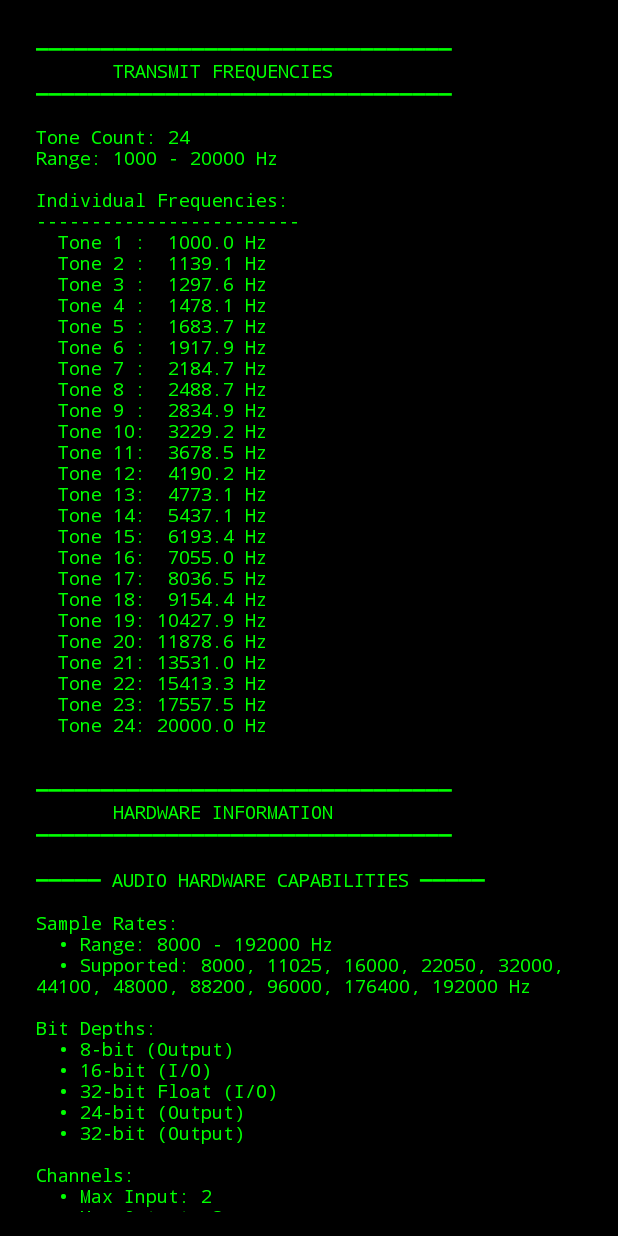
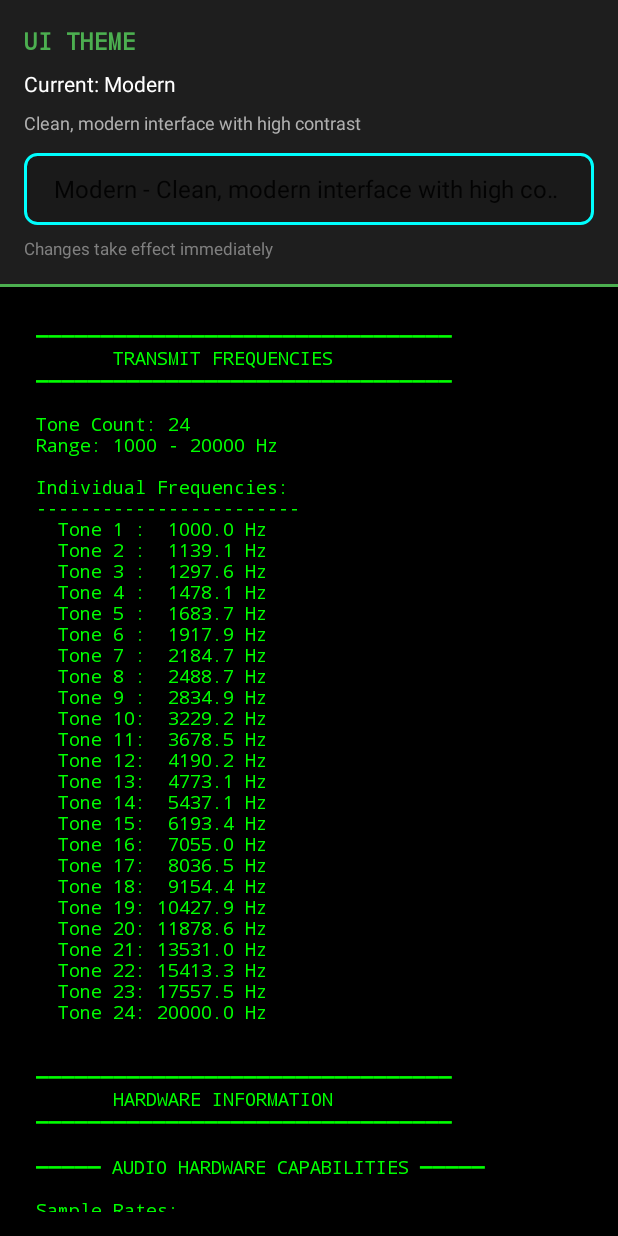
Before and after one commit to haxidermist/FCMD, an Android app: the screen it shows after launch (InfoActivity), after a tap on "INFO", on a phone screen of 412 x 824 dp. Run offline under Robolectric (Android 15) with nearby library versions, the phone set to English and light mode, and no system bars.

Commit message:
Add theme system with 4 visual styles
Features:
- UITheme interface with 4 themes (Modern, Steampunk, Aviation, Retro Audio)
- ThemeManager for persistence and theme switching
- Theme selector in InfoActivity/Settings
- Comprehensive integration guide

Themes:
- Default/Modern: Clean, high-contrast (current UI)
- Steampunk: Victorian brass & copper gauges
- Aviation: Cockpit instrument panel style
- Retro Audio: Classic audio equipment with VU meters

Users can now swap themes while maintaining full functionality.
Theme preference persists across app restarts.

See THEME_INTEGRATION_GUIDE.md for integration with existing views.

```diff
--- a/app/src/main/java/com/example/fcmd/InfoActivity.kt
+++ b/app/src/main/java/com/example/fcmd/InfoActivity.kt
@@ -1,6 +1,9 @@
 package com.example.fcmd
 
 import android.os.Bundle
+import android.view.View
+import android.widget.AdapterView
+import android.widget.ArrayAdapter
 import androidx.appcompat.app.AppCompatActivity
 import com.example.fcmd.databinding.ActivityInfoBinding
 
@@ -8,6 +11,7 @@ class InfoActivity : AppCompatActivity() {
 
     private lateinit var binding: ActivityInfoBinding
     private lateinit var audioCapabilities: AudioCapabilities
+    private lateinit var themeManager: ThemeManager
 
     companion object {
         const val EXTRA_TONE_FREQUENCIES = "tone_frequencies"
@@ -24,16 +28,78 @@ class InfoActivity : AppCompatActivity() {
 
         // Set up action bar
         supportActionBar?.setDisplayHomeAsUpEnabled(true)
-        supportActionBar?.title = "Hardware Information"
+        supportActionBar?.title = "Settings & Information"
 
-        // Initialize audio capabilities
+        // Initialize managers
         audioCapabilities = AudioCapabilities(this)
+        themeManager = ThemeManager.getInstance(this)
+
+        // Set up theme selector
+        setupThemeSelector()
 
         // Show loading message
         binding.hardwareInfoText.text = "Loading hardware information..."
 
         // Load hardware info in background
         loadHardwareInfo()
+    }
+
+    private fun setupThemeSelector() {
+        val themes = themeManager.getAvailableThemes()
+        val themeNames = themes.map { "${it.theme.name} - ${it.theme.description}" }
+
+        // Set up spinner adapter
+        val adapter = ArrayAdapter(
+            this,
+            android.R.layout.simple_spinner_item,
+            themeNames
+        )
+        adapter.setDropDownViewResource(android.R.layout.simple_spinner_dropdown_item)
+        binding.themeSpinner.adapter = adapter
+
+        // Set current selection
+        val currentTheme = themeManager.getCurrentTheme()
+        val currentIndex = themes.indexOfFirst {
+            it.theme::class == currentTheme::class
+        }
+        if (currentIndex >= 0) {
+            binding.themeSpinner.setSelection(currentIndex)
+        }
+
+        // Update theme info display
+        updateThemeInfo(currentTheme)
+
+        // Handle theme selection
+        binding.themeSpinner.onItemSelectedListener = object : AdapterView.OnItemSelectedListener {
+            override fun onItemSelected(
+                parent: AdapterView<*>?,
+                view: View?,
+                position: Int,
+                id: Long
+            ) {
+                val selectedTheme = themes[position]
+                if (!selectedTheme.isActive) {
+                    themeManager.setTheme(selectedTheme.type)
+                    updateThemeInfo(selectedTheme.theme)
+
+                    // Show confirmation
+                    android.widget.Toast.makeText(
+                        this@InfoActivity,
+                        "Theme changed to ${selectedTheme.theme.name}",
+                        android.widget.Toast.LENGTH_SHORT
+                    ).show()
+                }
+            }
+
+            override fun onNothingSelected(parent: AdapterView<*>?) {
+                // Do nothing
+            }
+        }
+    }
+
+    private fun updateThemeInfo(theme: UITheme) {
+        binding.currentThemeName.text = "Current: ${theme.name}"
+        binding.themeDescription.text = theme.description
     }
 
     private fun loadHardwareInfo() {
--- /dev/null
+++ b/app/src/main/java/com/example/fcmd/ThemeManager.kt
@@ -0,0 +1,117 @@
+package com.example.fcmd
+
+import android.content.Context
+import android.content.SharedPreferences
+
+/**
+ * Theme Manager - handles theme selection, persistence, and switching
+ */
+class ThemeManager private constructor(context: Context) {
+
+    private val prefs: SharedPreferences = context.getSharedPreferences(
+        "fcmd_theme_prefs",
+        Context.MODE_PRIVATE
+    )
+
+    private var currentTheme: UITheme = loadSavedTheme()
+    private val listeners = mutableListOf<ThemeChangeListener>()
+
+    companion object {
+        private const val KEY_THEME_TYPE = "theme_type"
+
+        @Volatile
+        private var instance: ThemeManager? = null
+
+        fun getInstance(context: Context): ThemeManager {
+            return instance ?: synchronized(this) {
+                instance ?: ThemeManager(context.applicationContext).also { instance = it }
+            }
+        }
+    }
+
+    /**
+     * Interface for listening to theme changes
+     */
+    interface ThemeChangeListener {
+        fun onThemeChanged(newTheme: UITheme)
+    }
+
+    /**
+     * Get current active theme
+     */
+    fun getCurrentTheme(): UITheme = currentTheme
+
+    /**
+     * Set new theme and notify listeners
+     */
+    fun setTheme(themeType: ThemeType) {
+        currentTheme = themeType.createTheme()
+        saveTheme(themeType)
+        notifyListeners()
+    }
+
+    /**
+     * Register listener for theme changes
+     */
+    fun addThemeChangeListener(listener: ThemeChangeListener) {
+        if (!listeners.contains(listener)) {
+            listeners.add(listener)
+        }
+    }
+
+    /**
+     * Unregister listener
+     */
+    fun removeThemeChangeListener(listener: ThemeChangeListener) {
+        listeners.remove(listener)
+    }
+
+    /**
+     * Get all available themes
+     */
+    fun getAvailableThemes(): List<ThemeInfo> {
+        return ThemeType.values().map { type ->
+            ThemeInfo(
+                type = type,
+                theme = type.createTheme(),
+                isActive = type.createTheme()::class == currentTheme::class
+            )
+        }
+    }
+
+    /**
+     * Load saved theme from preferences
+     */
+    private fun loadSavedTheme(): UITheme {
+        val savedThemeName = prefs.getString(KEY_THEME_TYPE, ThemeType.DEFAULT.name)
+        val themeType = try {
+            ThemeType.valueOf(savedThemeName ?: ThemeType.DEFAULT.name)
+        } catch (e: IllegalArgumentException) {
+            ThemeType.DEFAULT
+        }
+        return themeType.createTheme()
+    }
+
+    /**
+     * Save theme preference
+     */
+    private fun saveTheme(themeType: ThemeType) {
+        prefs.edit().putString(KEY_THEME_TYPE, themeType.name).apply()
+    }
+
+    /**
+     * Notify all listeners of theme change
+     */
+    private fun notifyListeners() {
+        listeners.forEach { it.onThemeChanged(currentTheme) }
+    }
+
+    /**
+     * Data class for theme information
+     */
+    data class ThemeInfo(
+        val type: ThemeType,
+        val theme: UITheme,
+        val isActive: Boolean
+    )
+}
--- /dev/null
+++ b/app/src/main/java/com/example/fcmd/UITheme.kt
@@ -0,0 +1,267 @@
+package com.example.fcmd
+
+import android.graphics.Color
+import android.graphics.Typeface
+
+/**
+ * UI Theme interface defining visual appearance
+ * Allows swapping between different visual styles while maintaining functionality
+ */
+interface UITheme {
+    val name: String
+    val description: String
+
+    // Background colors
+    val backgroundColor: Int
+    val surfaceColor: Int
+    val cardBackgroundColor: Int
+
+    // Text colors
+    val primaryTextColor: Int
+    val secondaryTextColor: Int
+    val accentTextColor: Int
+
+    // Accent colors
+    val primaryAccentColor: Int
+    val secondaryAccentColor: Int
+    val warningColor: Int
+    val successColor: Int
+    val errorColor: Int
+
+    // Waveform/Graph colors
+    val waveformColor: Int
+    val gridColor: Int
+    val centerLineColor: Int
+
+    // VDI Display colors
+    val vdiFerrous: Int
+    val vdiLowConductor: Int
+    val vdiMidConductor: Int
+    val vdiGoldRange: Int
+    val vdiHighConductor: Int
+
+    // UI Element styles
+    val buttonCornerRadius: Float
+    val cardCornerRadius: Float
+    val strokeWidth: Float
+
+    // Typography
+    val titleFont: Typeface
+    val bodyFont: Typeface
+    val monoFont: Typeface
+
+    // Special effects
+    val enableGlow: Boolean
+    val enableTextures: Boolean
+    val glowRadius: Float
+}
+
+/**
+ * Default/Modern theme - current clean UI
+ */
+class DefaultTheme : UITheme {
+    override val name = "Modern"
+    override val description = "Clean, modern interface with high contrast"
+
+    override val backgroundColor = Color.parseColor("#1E1E1E")
+    override val surfaceColor = Color.parseColor("#2D2D2D")
+    override val cardBackgroundColor = Color.parseColor("#383838")
+
+    override val primaryTextColor = Color.parseColor("#FFFFFF")
+    override val secondaryTextColor = Color.parseColor("#B0B0B0")
+    override val accentTextColor = Color.parseColor("#4CAF50")
+
+    override val primaryAccentColor = Color.parseColor("#4CAF50")
+    override val secondaryAccentColor = Color.parseColor("#2196F3")
+    override val warningColor = Color.parseColor("#FF9800")
+    override val successColor = Color.parseColor("#4CAF50")
+    override val errorColor = Color.parseColor("#F44336")
+
+    override val waveformColor = Color.parseColor("#00FF00")
+    override val gridColor = Color.parseColor("#404040")
+    override val centerLineColor = Color.parseColor("#808080")
+
+    override val vdiFerrous = Color.parseColor("#8B0000")
+    override val vdiLowConductor = Color.parseColor("#FF6347")
+    override val vdiMidConductor = Color.parseColor("#FFD700")
+    override val vdiGoldRange = Color.parseColor("#FFA500")
+    override val vdiHighConductor = Color.parseColor("#32CD32")
+
+    override val buttonCornerRadius = 8f
+    override val cardCornerRadius = 12f
+    override val strokeWidth = 2f
+
+    override val titleFont: Typeface = Typeface.DEFAULT_BOLD
+    override val bodyFont: Typeface = Typeface.DEFAULT
+    override val monoFont: Typeface = Typeface.MONOSPACE
+
+    override val enableGlow = false
+    override val enableTextures = false
+    override val glowRadius = 0f
+}
+
+/**
+ * Steampunk theme - Victorian-era brass and copper aesthetic
+ */
+class SteampunkTheme : UITheme {
+    override val name = "Steampunk"
+    override val description = "Victorian-era brass and copper gauges"
+
+    // Rich dark brown background (aged wood/leather)
+    override val backgroundColor = Color.parseColor("#2C1810")
+    override val surfaceColor = Color.parseColor("#3D2415")
+    override val cardBackgroundColor = Color.parseColor("#4A2C1A")
+
+    // Aged brass/copper text
+    override val primaryTextColor = Color.parseColor("#F4E8C1")  // Aged paper
+    override val secondaryTextColor = Color.parseColor("#C9A961")  // Faded brass
+    override val accentTextColor = Color.parseColor("#B8860B")  // Dark gold
+
+    // Brass and copper accents
+    override val primaryAccentColor = Color.parseColor("#B8860B")  // Dark goldenrod (brass)
+    override val secondaryAccentColor = Color.parseColor("#B87333")  // Copper
+    override val warningColor = Color.parseColor("#CD853F")  // Peru (aged brass)
+    override val successColor = Color.parseColor("#708238")  // Patina green
+    override val errorColor = Color.parseColor("#8B0000")  // Dark red (rust)
+
+    // Steampunk meter colors
+    override val waveformColor = Color.parseColor("#B8860B")  // Brass
+    override val gridColor = Color.parseColor("#5C4033")  // Dark wood
+    override val centerLineColor = Color.parseColor("#8B7355")  // Lighter wood
+
+    // VDI colors with vintage feel
+    override val vdiFerrous = Color.parseColor("#8B0000")  // Rust red
+    override val vdiLowConductor = Color.parseColor("#CD853F")  // Peru
+    override val vdiMidConductor = Color.parseColor("#DAA520")  // Goldenrod
+    override val vdiGoldRange = Color.parseColor("#FFD700")  // Gold
+    override val vdiHighConductor = Color.parseColor("#B8860B")  // Dark goldenrod
+
+    // Rounded corners for Victorian style
+    override val buttonCornerRadius = 4f
+    override val cardCornerRadius = 8f
+    override val strokeWidth = 3f
+
+    // Victorian-era serif fonts
+    override val titleFont: Typeface = Typeface.create("serif", Typeface.BOLD)
+    override val bodyFont: Typeface = Typeface.create("serif", Typeface.NORMAL)
+    override val monoFont: Typeface = Typeface.MONOSPACE
+
+    override val enableGlow = true
+    override val enableTextures = true
+    override val glowRadius = 10f
+}
+
+/**
+ * Aviation/Cockpit theme - Flight instrument aesthetic
+ */
+class AviationTheme : UITheme {
+    override val name = "Aviation"
+    override val description = "Aircraft cockpit instrument panel"
+
+    // Dark instrument panel
+    override val backgroundColor = Color.parseColor("#0A0A0A")
+    override val surfaceColor = Color.parseColor("#1A1A1A")
+    override val cardBackgroundColor = Color.parseColor("#2A2A2A")
+
+    override val primaryTextColor = Color.parseColor("#FFFFFF")
+    override val secondaryTextColor = Color.parseColor("#00FF00")  // Radar green
+    override val accentTextColor = Color.parseColor("#00BFFF")  // Deep sky blue
+
+    // Aviation colors
+    override val primaryAccentColor = Color.parseColor("#00BFFF")  // Sky blue
+    override val secondaryAccentColor = Color.parseColor("#00FF00")  // Radar green
+    override val warningColor = Color.parseColor("#FFA500")  // Orange
+    override val successColor = Color.parseColor("#00FF00")  // Green
+    override val errorColor = Color.parseColor("#FF0000")  // Red
+
+    override val waveformColor = Color.parseColor("#00FF00")  // Radar green
+    override val gridColor = Color.parseColor("#003300")  // Dark green grid
+    override val centerLineColor = Color.parseColor("#00BFFF")  // Sky blue
+
+    // VDI with aviation color coding
+    override val vdiFerrous = Color.parseColor("#FF0000")  // Red (danger)
+    override val vdiLowConductor = Color.parseColor("#FFA500")  // Orange (caution)
+    override val vdiMidConductor = Color.parseColor("#FFFF00")  // Yellow (warning)
+    override val vdiGoldRange = Color.parseColor("#00FF00")  // Green (good)
+    override val vdiHighConductor = Color.parseColor("#00BFFF")  // Blue (excellent)
+
+    override val buttonCornerRadius = 2f
+    override val cardCornerRadius = 4f
+    override val strokeWidth = 2f
+
+    // Military stencil-style fonts
+    override val titleFont: Typeface = Typeface.DEFAULT_BOLD
+    override val bodyFont: Typeface = Typeface.SANS_SERIF
+    override val monoFont: Typeface = Typeface.MONOSPACE
+
+    override val enableGlow = true
+    override val enableTextures = false
+    override val glowRadius = 8f
+}
+
+/**
+ * Retro/Classic Audio theme - Vintage audio equipment aesthetic
+ */
+class RetroAudioTheme : UITheme {
+    override val name = "Retro Audio"
+    override val description = "Classic audio equipment with VU meters"
+
+    // Brushed aluminum look
+    override val backgroundColor = Color.parseColor("#1C1C1C")
+    override val surfaceColor = Color.parseColor("#2A2A2A")
+    override val cardBackgroundColor = Color.parseColor("#383838")
+
+    override val primaryTextColor = Color.parseColor("#E0E0E0")
+    override val secondaryTextColor = Color.parseColor("#A0A0A0")
+    override val accentTextColor = Color.parseColor("#FF6600")  // Warm orange
+
+    // Warm vintage colors
+    override val primaryAccentColor = Color.parseColor("#FF6600")  // Orange
+    override val secondaryAccentColor = Color.parseColor("#FFD700")  // Gold
+    override val warningColor = Color.parseColor("#FFFF00")  // Yellow
+    override val successColor = Color.parseColor("#00FF00")  // Green
+    override val errorColor = Color.parseColor("#FF0000")  // Red
+
+    // VU meter style
+    override val waveformColor = Color.parseColor("#00FF00")  // Green waveform
+    override val gridColor = Color.parseColor("#404040")
+    override val centerLineColor = Color.parseColor("#808080")
+
+    // VDI with audio meter colors (green to red)
+    override val vdiFerrous = Color.parseColor("#CC0000")
+    override val vdiLowConductor = Color.parseColor("#FF6600")
+    override val vdiMidConductor = Color.parseColor("#FFFF00")
+    override val vdiGoldRange = Color.parseColor("#CCFF00")
+    override val vdiHighConductor = Color.parseColor("#00FF00")
+
+    override val buttonCornerRadius = 6f
+    override val cardCornerRadius = 10f
+    override val strokeWidth = 2f
+
+    override val titleFont: Typeface = Typeface.create("sans-serif-condensed", Typeface.BOLD)
+    override val bodyFont: Typeface = Typeface.SANS_SERIF
+    override val monoFont: Typeface = Typeface.MONOSPACE
+
+    override val enableGlow = true
+    override val enableTextures = false
+    override val glowRadius = 12f
+}
+
+/**
+ * Available theme types
+ */
+enum class ThemeType {
+    DEFAULT,
+    STEAMPUNK,
+    AVIATION,
+    RETRO_AUDIO;
+
+    fun createTheme(): UITheme {
+        return when (this) {
+            DEFAULT -> DefaultTheme()
+            STEAMPUNK -> SteampunkTheme()
+            AVIATION -> AviationTheme()
+            RETRO_AUDIO -> RetroAudioTheme()
+        }
+    }
+}
--- a/app/src/main/res/layout/activity_info.xml
+++ b/app/src/main/res/layout/activity_info.xml
@@ -7,11 +7,80 @@
     android:background="#000000"
     tools:context=".InfoActivity">
 
+    <!-- Theme Selector Section -->
+    <LinearLayout
+        android:id="@+id/themeSection"
+        android:layout_width="0dp"
+        android:layout_height="wrap_content"
+        android:orientation="vertical"
+        android:padding="16dp"
+        android:background="#1E1E1E"
+        app:layout_constraintTop_toTopOf="parent"
+        app:layout_constraintStart_toStartOf="parent"
+        app:layout_constraintEnd_toEndOf="parent">
+
+        <TextView
+            android:layout_width="match_parent"
+            android:layout_height="wrap_content"
+            android:text="UI THEME"
+            android:textColor="#4CAF50"
+            android:textSize="16sp"
+            android:textStyle="bold"
+            android:fontFamily="monospace"
+            android:paddingBottom="8dp" />
+
+        <TextView
+            android:id="@+id/currentThemeName"
+            android:layout_width="match_parent"
+            android:layout_height="wrap_content"
+            android:text="Current: Modern"
+            android:textColor="#FFFFFF"
+            android:textSize="14sp"
+            android:paddingBottom="8dp" />
+
+        <TextView
+            android:id="@+id/themeDescription"
+            android:layout_width="match_parent"
+            android:layout_height="wrap_content"
+            android:text="Clean, modern interface with high contrast"
+            android:textColor="#B0B0B0"
+            android:textSize="12sp"
+            android:paddingBottom="12dp" />
+
+        <Spinner
+            android:id="@+id/themeSpinner"
+            android:layout_width="match_parent"
+            android:layout_height="wrap_content"
+            android:minHeight="48dp"
+            android:background="@drawable/spinner_background"
+            android:popupBackground="#2D2D2D" />
+
+        <TextView
+            android:layout_width="match_parent"
+            android:layout_height="wrap_content"
+            android:text="Changes take effect immediately"
+            android:textColor="#808080"
+            android:textSize="11sp"
+            android:paddingTop="8dp"
+            android:fontStyle="italic" />
+
+    </LinearLayout>
+
+    <!-- Divider -->
+    <View
+        android:id="@+id/divider"
+        android:layout_width="0dp"
+        android:layout_height="2dp"
+        android:background="#4CAF50"
+        app:layout_constraintTop_toBottomOf="@id/themeSection"
+        app:layout_constraintStart_toStartOf="parent"
+        app:layout_constraintEnd_toEndOf="parent" />
+
     <ScrollView
         android:layout_width="0dp"
         android:layout_height="0dp"
         android:padding="16dp"
-        app:layout_constraintTop_toTopOf="parent"
+        app:layout_constraintTop_toBottomOf="@id/divider"
         app:layout_constraintBottom_toBottomOf="parent"
         app:layout_constraintStart_toStartOf="parent"
         app:layout_constraintEnd_toEndOf="parent">
```
Also changed, not shown: 1 other file.
